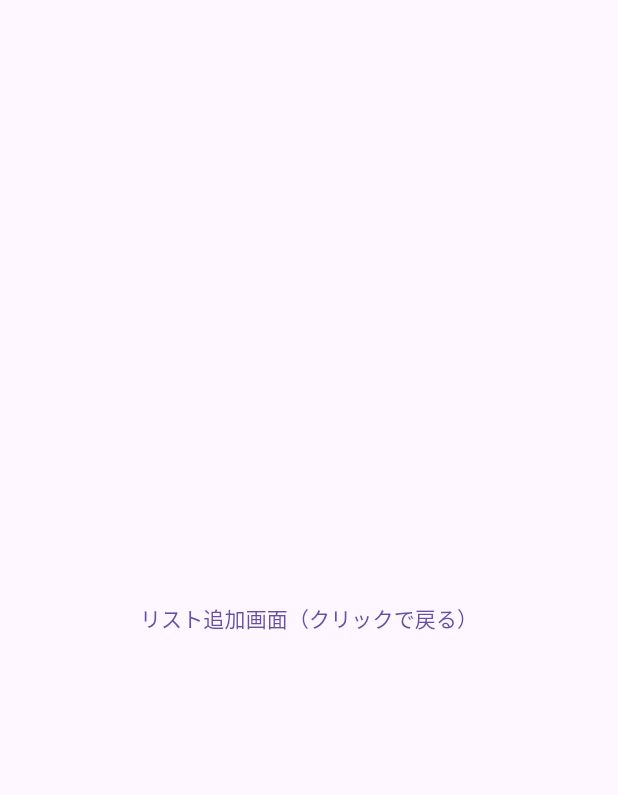
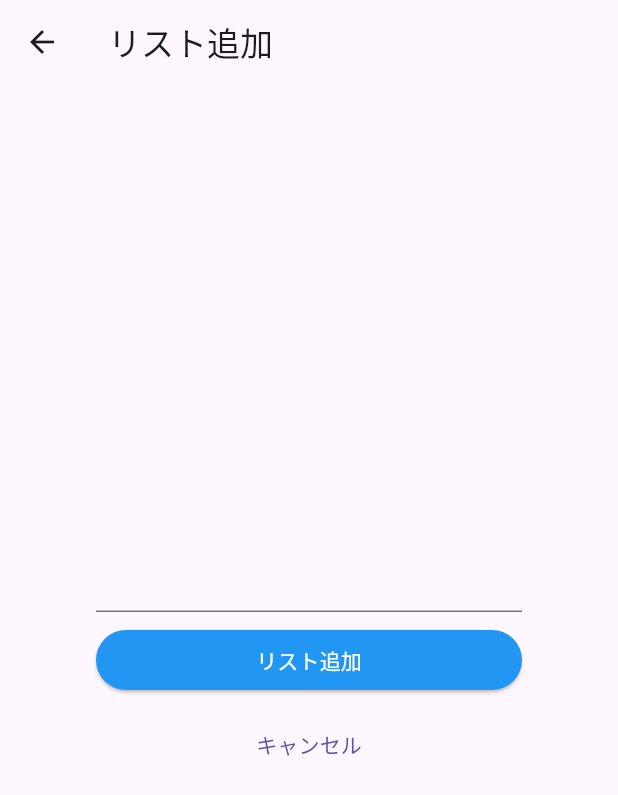
Before and after one commit to hiromichi-sase/Flutter_mytodoapp, a Flutter app: the TodoAddPage screen opened directly, on a phone screen of 412 x 824 dp. Shown: the top 795 px of the screen. Run offline on Flutter 3.47's test engine with Material 3 defaults, Android fonts, the phone set to English and light mode, and no system bars.

Commit message:
リスト追加フォームを表示する

```diff
--- a/lib/main.dart
+++ b/lib/main.dart
@@ -76,12 +76,46 @@ class TodoAddPage extends StatelessWidget {
   @override
   Widget build(BuildContext context) {
     return Scaffold(
-      body: Center(
-        child: TextButton(
-            onPressed: () {
-              Navigator.of(context).pop();
-            },
-            child: Text('リスト追加画面（クリックで戻る）')),
+      // *** 追加する部分 ***
+      appBar: AppBar(
+        title: Text('リスト追加'),
+      ),
+      // *** 追加する部分 ***
+      body: Container(
+        // 余白を付ける
+        padding: EdgeInsets.all(64),
+        child: Column(
+          mainAxisAlignment: MainAxisAlignment.center,
+          children: <Widget>[
+            // テキスト入力
+            TextField(),
+            const SizedBox(height: 8),
+            Container(
+              // 横幅いっぱいに広げる
+              width: double.infinity,
+              // リスト追加ボタン
+              child: ElevatedButton(
+                style: ElevatedButton.styleFrom(backgroundColor: Colors.blue),
+                onPressed: () {},
+                child: Text('リスト追加', style: TextStyle(color: Colors.white)),
+              ),
+            ),
+            const SizedBox(height: 8),
+            Container(
+              // 横幅いっぱいに広げる
+              width: double.infinity,
+              // キャンセルボタン
+              child: TextButton(
+                // ボタンをクリックした時の処理
+                onPressed: () {
+                  // "pop"で前の画面に戻る
+                  Navigator.of(context).pop();
+                },
+                child: Text('キャンセル'),
+              ),
+            ),
+          ],
+        ),
       ),
     );
   }
```
